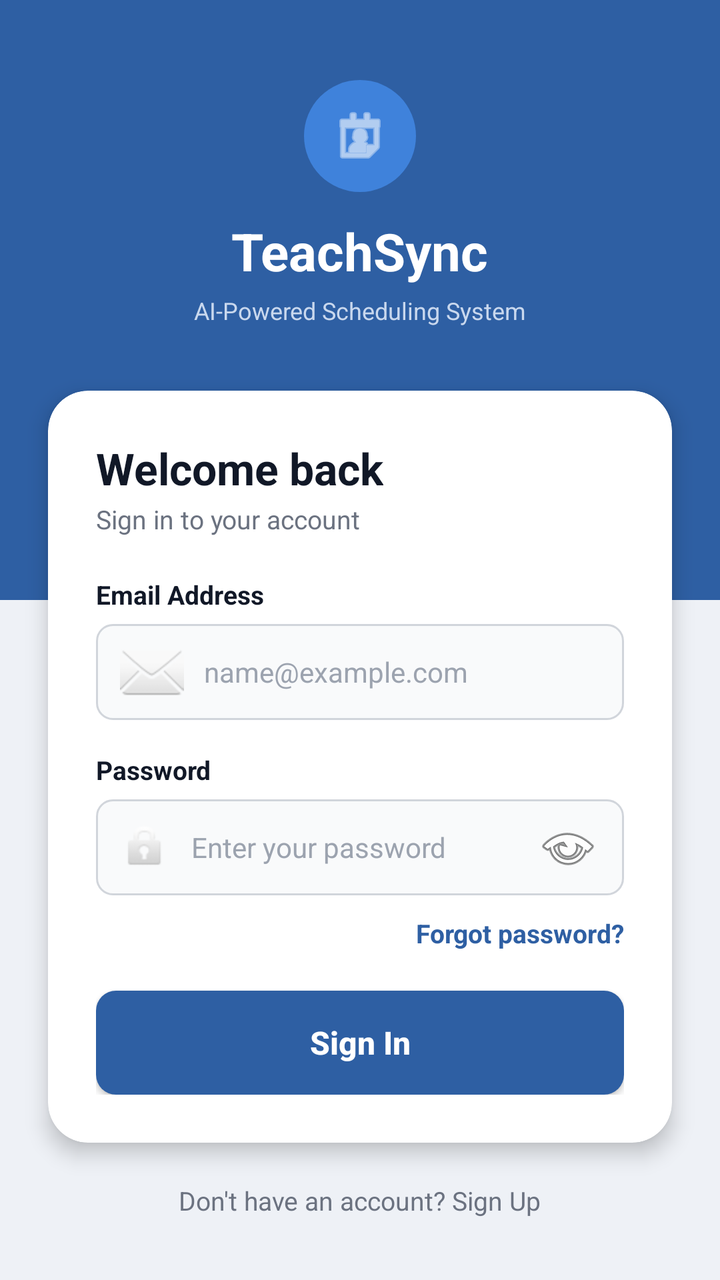
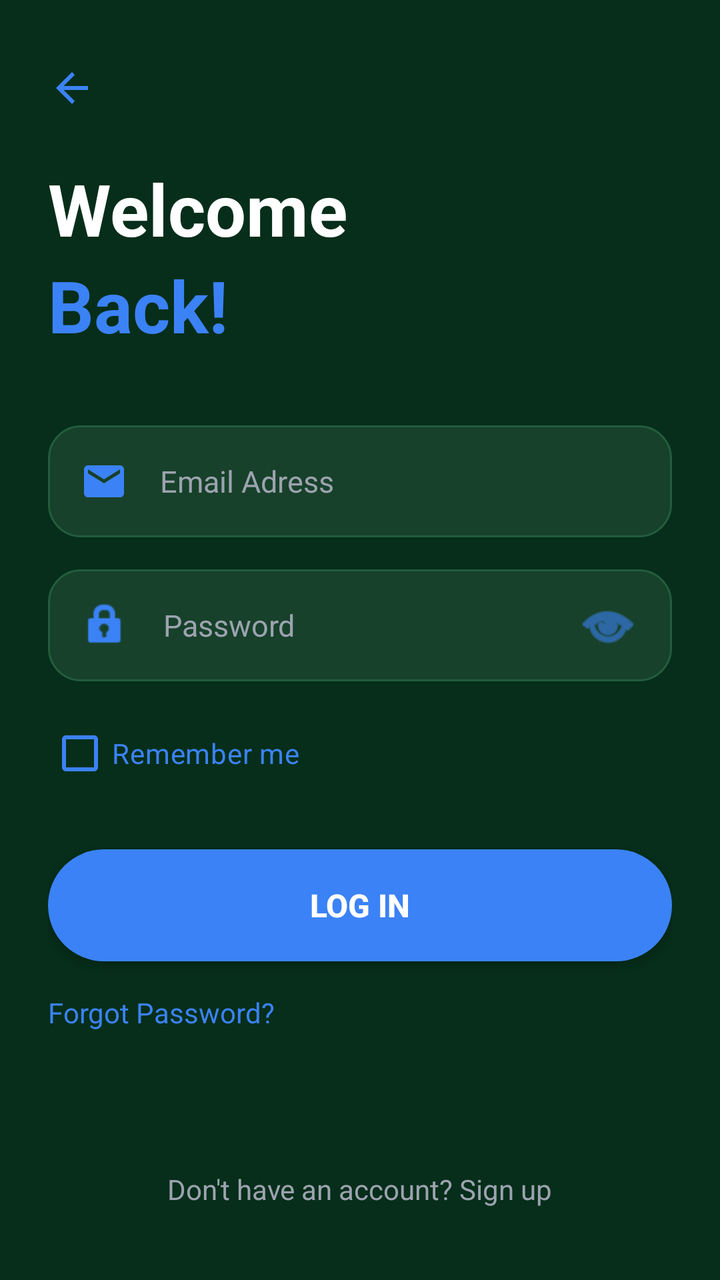

Two renders of the same Android screen: before a commit and after it. Below are the layout's source before the change and the commit's diff.
<!-- AndroidManifest.xml: application theme Theme.AssistAi -->
<!-- res/layout/activity_main.xml -->
<?xml version="1.0" encoding="utf-8"?>
<androidx.constraintlayout.widget.ConstraintLayout
    xmlns:android="http://schemas.android.com/apk/res/android"
    xmlns:app="http://schemas.android.com/apk/res-auto"
    xmlns:tools="http://schemas.android.com/tools"
    android:id="@+id/main"
    android:layout_width="match_parent"
    android:layout_height="match_parent"
    android:background="#EEF1F6"
    tools:context=".MainActivity">

    
    <View
        android:id="@+id/headerBg"
        android:layout_width="match_parent"
        android:layout_height="300dp"
        android:background="#2E5FA3"
        app:layout_constraintTop_toTopOf="parent"
        app:layout_constraintStart_toStartOf="parent"
        app:layout_constraintEnd_toEndOf="parent" />

    
    <ImageView
        android:id="@+id/logoIcon"
        android:layout_width="56dp"
        android:layout_height="56dp"
        android:layout_marginTop="40dp"
        android:background="@drawable/bg_logo"
        android:padding="12dp"
        android:src="@android:drawable/ic_menu_my_calendar"
        app:tint="#FFFFFF"
        app:layout_constraintTop_toTopOf="parent"
        app:layout_constraintStart_toStartOf="parent"
        app:layout_constraintEnd_toEndOf="parent" />

    
    <TextView
        android:id="@+id/appName"
        android:layout_width="wrap_content"
        android:layout_height="wrap_content"
        android:layout_marginTop="12dp"
        android:text="TeachSync"
        android:textColor="#FFFFFF"
        android:textSize="26sp"
        android:textStyle="bold"
        app:layout_constraintTop_toBottomOf="@id/logoIcon"
        app:layout_constraintStart_toStartOf="parent"
        app:layout_constraintEnd_toEndOf="parent" />

    
    <TextView
        android:id="@+id/appTagline"
        android:layout_width="wrap_content"
        android:layout_height="wrap_content"
        android:layout_marginTop="4dp"
        android:text="AI-Powered Scheduling System"
        android:textColor="#C9D8EE"
        android:textSize="12sp"
        app:layout_constraintTop_toBottomOf="@id/appName"
        app:layout_constraintStart_toStartOf="parent"
        app:layout_constraintEnd_toEndOf="parent" />

    
    <com.google.android.material.card.MaterialCardView
        android:id="@+id/loginCard"
        android:layout_width="0dp"
        android:layout_height="wrap_content"
        android:layout_marginHorizontal="24dp"
        android:layout_marginTop="32dp"
        app:cardCornerRadius="20dp"
        app:cardElevation="6dp"
        app:cardBackgroundColor="#FFFFFF"
        app:strokeWidth="0dp"
        app:layout_constraintTop_toBottomOf="@id/appTagline"
        app:layout_constraintStart_toStartOf="parent"
        app:layout_constraintEnd_toEndOf="parent">

        <LinearLayout
            android:layout_width="match_parent"
            android:layout_height="wrap_content"
            android:orientation="vertical"
            android:padding="24dp">

            <TextView
                android:layout_width="wrap_content"
                android:layout_height="wrap_content"
                android:text="Welcome back"
                android:textColor="#111827"
                android:textSize="22sp"
                android:textStyle="bold" />

            <TextView
                android:layout_width="wrap_content"
                android:layout_height="wrap_content"
                android:layout_marginTop="2dp"
                android:text="Sign in to your account"
                android:textColor="#6B7280"
                android:textSize="13sp" />

            
            <TextView
                android:layout_width="wrap_content"
                android:layout_height="wrap_content"
                android:layout_marginTop="20dp"
                android:text="Email Address"
                android:textColor="#111827"
                android:textSize="13sp"
                android:textStyle="bold" />

            <EditText
                android:id="@+id/etEmail"
                android:layout_width="match_parent"
                android:layout_height="48dp"
                android:layout_marginTop="6dp"
                android:background="@drawable/bg_input"
                android:drawableStart="@android:drawable/ic_dialog_email"
                android:drawablePadding="10dp"
                android:hint="name@example.com"
                android:inputType="textEmailAddress"
                android:paddingHorizontal="12dp"
                android:textColor="#111827"
                android:textColorHint="#9CA3AF"
                android:textSize="14sp" />

            
            <TextView
                android:layout_width="wrap_content"
                android:layout_height="wrap_content"
                android:layout_marginTop="16dp"
                android:text="Password"
                android:textColor="#111827"
                android:textSize="13sp"
                android:textStyle="bold" />

            <EditText
                android:id="@+id/etPassword"
                android:layout_width="match_parent"
                android:layout_height="48dp"
                android:layout_marginTop="6dp"
                android:background="@drawable/bg_input"
                android:drawableStart="@android:drawable/ic_lock_idle_lock"
                android:drawableEnd="@android:drawable/ic_menu_view"
                android:drawablePadding="10dp"
                android:hint="Enter your password"
                android:inputType="textPassword"
                android:paddingHorizontal="12dp"
                android:textColor="#111827"
                android:textColorHint="#9CA3AF"
                android:textSize="14sp" />

            <TextView
                android:id="@+id/tvForgot"
                android:layout_width="wrap_content"
                android:layout_height="wrap_content"
                android:layout_gravity="end"
                android:layout_marginTop="10dp"
                android:text="Forgot password?"
                android:textColor="#2E5FA3"
                android:textSize="13sp"
                android:textStyle="bold" />

            <androidx.appcompat.widget.AppCompatButton
                android:id="@+id/btnSignIn"
                android:layout_width="match_parent"
                android:layout_height="52dp"
                android:layout_marginTop="20dp"
                android:background="@drawable/bg_button"
                android:text="Sign In"
                android:textAllCaps="false"
                android:textColor="#FFFFFF"
                android:textSize="16sp"
                android:textStyle="bold" />

        </LinearLayout>
    </com.google.android.material.card.MaterialCardView>

    
    <TextView
        android:id="@+id/tvFooter"
        android:layout_width="wrap_content"
        android:layout_height="wrap_content"
        android:layout_marginTop="20dp"
        android:text="Don't have an account? Sign Up"
        android:textColor="#6B7280"
        android:textSize="13sp"
        app:layout_constraintTop_toBottomOf="@id/loginCard"
        app:layout_constraintStart_toStartOf="parent"
        app:layout_constraintEnd_toEndOf="parent" />

</androidx.constraintlayout.widget.ConstraintLayout>
<!-- resources referenced by this layout -->
<resources>
  <!-- drawable bg_button (drawable) -->
  <?xml version="1.0" encoding="utf-8"?>
  <shape xmlns:android="http://schemas.android.com/apk/res/android"
      android:shape="rectangle">
      <solid android:color="#2E5FA3" />
      <corners android:radius="10dp" />
  </shape>
  <!-- drawable bg_input (drawable) -->
  <?xml version="1.0" encoding="utf-8"?>
  <shape xmlns:android="http://schemas.android.com/apk/res/android"
      android:shape="rectangle">
      <solid android:color="#F9FAFB" />
      <stroke
          android:width="1dp"
          android:color="#D1D5DB" />
      <corners android:radius="8dp" />
  </shape>
  <!-- drawable bg_logo (drawable) -->
  <?xml version="1.0" encoding="utf-8"?>
  <shape xmlns:android="http://schemas.android.com/apk/res/android"
      android:shape="oval">
      <solid android:color="#3F82DB" />
  </shape>
  <style name="Theme.AssistAi" parent="Base.Theme.AssistAi" />
  <style name="Base.Theme.AssistAi" parent="Theme.Material3.DayNight.NoActionBar">
          
          
      </style>
</resources>

<!-- the commit's change to res/layout/activity_main.xml (unified diff, before → after) -->
@@ -6,184 +6,145 @@
     android:id="@+id/main"
     android:layout_width="match_parent"
     android:layout_height="match_parent"
-    android:background="#EEF1F6"
+    android:background="#062E1A"
     tools:context=".MainActivity">
 
     
-    <View
-        android:id="@+id/headerBg"
-        android:layout_width="match_parent"
-        android:layout_height="300dp"
-        android:background="#2E5FA3"
+    <ImageButton
+        android:id="@+id/btnBack"
+        android:layout_width="wrap_content"
+        android:layout_height="wrap_content"
+        android:layout_marginStart="24dp"
+        android:layout_marginTop="32dp"
+        android:background="?attr/selectableItemBackgroundBorderless"
+        android:src="@drawable/ic_back"
+        android:contentDescription="Back"
+        app:tint="#3B82F6"
         app:layout_constraintTop_toTopOf="parent"
-        app:layout_constraintStart_toStartOf="parent"
-        app:layout_constraintEnd_toEndOf="parent" />
+        app:layout_constraintStart_toStartOf="parent" />
 
     
-    <ImageView
-        android:id="@+id/logoIcon"
-        android:layout_width="56dp"
-        android:layout_height="56dp"
-        android:layout_marginTop="40dp"
-        android:background="@drawable/bg_logo"
-        android:padding="12dp"
-        android:src="@android:drawable/ic_menu_my_calendar"
-        app:tint="#FFFFFF"
-        app:layout_constraintTop_toTopOf="parent"
-        app:layout_constraintStart_toStartOf="parent"
-        app:layout_constraintEnd_toEndOf="parent" />
-
-    
-    <TextView
-        android:id="@+id/appName"
-        android:layout_width="wrap_content"
-        android:layout_height="wrap_content"
-        android:layout_marginTop="12dp"
-        android:text="TeachSync"
-        android:textColor="#FFFFFF"
-        android:textSize="26sp"
-        android:textStyle="bold"
-        app:layout_constraintTop_toBottomOf="@id/logoIcon"
-        app:layout_constraintStart_toStartOf="parent"
-        app:layout_constraintEnd_toEndOf="parent" />
-
-    
-    <TextView
-        android:id="@+id/appTagline"
-        android:layout_width="wrap_content"
-        android:layout_height="wrap_content"
-        android:layout_marginTop="4dp"
-        android:text="AI-Powered Scheduling System"
-        android:textColor="#C9D8EE"
-        android:textSize="12sp"
-        app:layout_constraintTop_toBottomOf="@id/appName"
-        app:layout_constraintStart_toStartOf="parent"
-        app:layout_constraintEnd_toEndOf="parent" />
-
-    
-    <com.google.android.material.card.MaterialCardView
-        android:id="@+id/loginCard"
+    <LinearLayout
+        android:id="@+id/layoutHeader"
         android:layout_width="0dp"
         android:layout_height="wrap_content"
+        android:orientation="vertical"
         android:layout_marginHorizontal="24dp"
-        android:layout_marginTop="32dp"
-        app:cardCornerRadius="20dp"
-        app:cardElevation="6dp"
-        app:cardBackgroundColor="#FFFFFF"
-        app:strokeWidth="0dp"
-        app:layout_constraintTop_toBottomOf="@id/appTagline"
+        android:layout_marginTop="24dp"
+        app:layout_constraintTop_toBottomOf="@id/btnBack"
         app:layout_constraintStart_toStartOf="parent"
         app:layout_constraintEnd_toEndOf="parent">
 
-        <LinearLayout
+        <TextView
+            android:layout_width="wrap_content"
+            android:layout_height="wrap_content"
+            android:text="Welcome"
+            android:textColor="#FFFFFF"
+            android:textSize="36sp"
+            android:textStyle="bold" />
+
+        <TextView
+            android:layout_width="wrap_content"
+            android:layout_height="wrap_content"
+            android:text="Back!"
+            android:textColor="#3B82F6"
+            android:textSize="36sp"
+            android:textStyle="bold" />
+
+    </LinearLayout>
+
+    
+    <LinearLayout
+        android:id="@+id/layoutForm"
+        android:layout_width="0dp"
+        android:layout_height="wrap_content"
+        android:orientation="vertical"
+        android:layout_marginHorizontal="24dp"
+        android:layout_marginTop="36dp"
+        app:layout_constraintTop_toBottomOf="@id/layoutHeader"
+        app:layout_constraintStart_toStartOf="parent"
+        app:layout_constraintEnd_toEndOf="parent">
+
+        
+        <EditText
+            android:id="@+id/etEmail"
             android:layout_width="match_parent"
+            android:layout_height="56dp"
+            android:background="@drawable/bg_dark_input"
+            android:drawableStart="@drawable/ic_email"
+            android:drawablePadding="16dp"
+            android:hint="Email Adress"
+            android:inputType="textEmailAddress"
+            android:paddingHorizontal="16dp"
+            android:textColor="#FFFFFF"
+            android:textColorHint="#9CA3AF"
+            android:textSize="15sp"
+            app:drawableTint="#3B82F6" />
+
+        
+        <EditText
+            android:id="@+id/etPassword"
+            android:layout_width="match_parent"
+            android:layout_height="56dp"
+            android:layout_marginTop="16dp"
+            android:background="@drawable/bg_dark_input"
+            android:drawableStart="@android:drawable/ic_lock_idle_lock"
+            android:drawableEnd="@android:drawable/ic_menu_view"
+            android:drawablePadding="16dp"
+            android:hint="Password"
+            android:inputType="textPassword"
+            android:paddingHorizontal="16dp"
+            android:textColor="#FFFFFF"
+            android:textColorHint="#9CA3AF"
+            android:textSize="15sp"
+            app:drawableTint="#3B82F6" />
+
+        
+        <CheckBox
+            android:id="@+id/cbRemember"
+            android:layout_width="wrap_content"
             android:layout_height="wrap_content"
-            android:orientation="vertical"
-            android:padding="24dp">
+            android:layout_marginTop="12dp"
+            android:text="Remember me"
+            android:textColor="#3B82F6"
+            android:buttonTint="#3B82F6"
+            android:textSize="14sp" />
 
-            <TextView
-                android:layout_width="wrap_content"
-                android:layout_height="wrap_content"
-                android:text="Welcome back"
-                android:textColor="#111827"
-                android:textSize="22sp"
-                android:textStyle="bold" />
+        
+        <androidx.appcompat.widget.AppCompatButton
+            android:id="@+id/btnSignIn"
+            android:layout_width="match_parent"
+            android:layout_height="56dp"
+            android:layout_marginTop="24dp"
+            android:background="@drawable/bg_blue_button"
+            android:text="LOG IN"
+            android:textAllCaps="true"
+            android:textColor="#FFFFFF"
+            android:textSize="16sp"
+            android:textStyle="bold" />
 
-            <TextView
-                android:layout_width="wrap_content"
-                android:layout_height="wrap_content"
-                android:layout_marginTop="2dp"
-                android:text="Sign in to your account"
-                android:textColor="#6B7280"
-                android:textSize="13sp" />
+        
+        <TextView
+            android:id="@+id/tvForgot"
+            android:layout_width="wrap_content"
+            android:layout_height="wrap_content"
+            android:layout_marginTop="16dp"
+            android:text="Forgot Password?"
+            android:textColor="#3B82F6"
+            android:textSize="14sp" />
 
-            
-            <TextView
-                android:layout_width="wrap_content"
-                android:layout_height="wrap_content"
-                android:layout_marginTop="20dp"
-                android:text="Email Address"
-                android:textColor="#111827"
-                android:textSize="13sp"
-                android:textStyle="bold" />
-
-            <EditText
-                android:id="@+id/etEmail"
-                android:layout_width="match_parent"
-                android:layout_height="48dp"
-                android:layout_marginTop="6dp"
-                android:background="@drawable/bg_input"
-                android:drawableStart="@android:drawable/ic_dialog_email"
-                android:drawablePadding="10dp"
-                android:hint="name@example.com"
-                android:inputType="textEmailAddress"
-                android:paddingHorizontal="12dp"
-                android:textColor="#111827"
-                android:textColorHint="#9CA3AF"
-                android:textSize="14sp" />
-
-            
-            <TextView
-                android:layout_width="wrap_content"
-                android:layout_height="wrap_content"
-                android:layout_marginTop="16dp"
-                android:text="Password"
-                android:textColor="#111827"
-                android:textSize="13sp"
-                android:textStyle="bold" />
-
-            <EditText
-                android:id="@+id/etPassword"
-                android:layout_width="match_parent"
-                android:layout_height="48dp"
-                android:layout_marginTop="6dp"
-                android:background="@drawable/bg_input"
-                android:drawableStart="@android:drawable/ic_lock_idle_lock"
-                android:drawableEnd="@android:drawable/ic_menu_view"
-                android:drawablePadding="10dp"
-                android:hint="Enter your password"
-                android:inputType="textPassword"
-                android:paddingHorizontal="12dp"
-                android:textColor="#111827"
-                android:textColorHint="#9CA3AF"
-                android:textSize="14sp" />
-
-            <TextView
-                android:id="@+id/tvForgot"
-                android:layout_width="wrap_content"
-                android:layout_height="wrap_content"
-                android:layout_gravity="end"
-                android:layout_marginTop="10dp"
-                android:text="Forgot password?"
-                android:textColor="#2E5FA3"
-                android:textSize="13sp"
-                android:textStyle="bold" />
-
-            <androidx.appcompat.widget.AppCompatButton
-                android:id="@+id/btnSignIn"
-                android:layout_width="match_parent"
-                android:layout_height="52dp"
-                android:layout_marginTop="20dp"
-                android:background="@drawable/bg_button"
-                android:text="Sign In"
-                android:textAllCaps="false"
-                android:textColor="#FFFFFF"
-                android:textSize="16sp"
-                android:textStyle="bold" />
-
-        </LinearLayout>
-    </com.google.android.material.card.MaterialCardView>
+    </LinearLayout>
 
     
     <TextView
         android:id="@+id/tvFooter"
         android:layout_width="wrap_content"
         android:layout_height="wrap_content"
-        android:layout_marginTop="20dp"
-        android:text="Don't have an account? Sign Up"
-        android:textColor="#6B7280"
-        android:textSize="13sp"
-        app:layout_constraintTop_toBottomOf="@id/loginCard"
+        android:layout_marginBottom="36dp"
+        android:text="Don't have an account? Sign up"
+        android:textColor="#9CA3AF"
+        android:textSize="14sp"
+        app:layout_constraintBottom_toBottomOf="parent"
         app:layout_constraintStart_toStartOf="parent"
         app:layout_constraintEnd_toEndOf="parent" />
 
<!-- resource entries referenced after the edit -->
@@ -1,28 +1,42 @@
 <!-- resources referenced by this layout -->
 <resources>
-  <!-- drawable bg_button (drawable) -->
+  <!-- drawable bg_blue_button (drawable) -->
   <?xml version="1.0" encoding="utf-8"?>
   <shape xmlns:android="http://schemas.android.com/apk/res/android"
       android:shape="rectangle">
-      <solid android:color="#2E5FA3" />
-      <corners android:radius="10dp" />
+      <solid android:color="#3B82F6" />
+      <corners android:radius="28dp" />
   </shape>
-  <!-- drawable bg_input (drawable) -->
+  <!-- drawable bg_dark_input (drawable) -->
   <?xml version="1.0" encoding="utf-8"?>
   <shape xmlns:android="http://schemas.android.com/apk/res/android"
       android:shape="rectangle">
-      <solid android:color="#F9FAFB" />
+      <solid android:color="#17412A" />
       <stroke
           android:width="1dp"
-          android:color="#D1D5DB" />
-      <corners android:radius="8dp" />
+          android:color="#235D3E" />
+      <corners android:radius="16dp" />
   </shape>
-  <!-- drawable bg_logo (drawable) -->
-  <?xml version="1.0" encoding="utf-8"?>
-  <shape xmlns:android="http://schemas.android.com/apk/res/android"
-      android:shape="oval">
-      <solid android:color="#3F82DB" />
-  </shape>
+  <!-- drawable ic_back (drawable) -->
+  <vector xmlns:android="http://schemas.android.com/apk/res/android"
+      android:width="24dp"
+      android:height="24dp"
+      android:viewportWidth="24"
+      android:viewportHeight="24">
+    <path
+        android:fillColor="#FF000000"
+        android:pathData="M20,11H7.83l5.59,-5.59L12,4l-8,8 8,8 1.41,-1.41L7.83,13H20v-2z"/>
+  </vector>
+  <!-- drawable ic_email (drawable) -->
+  <vector xmlns:android="http://schemas.android.com/apk/res/android"
+      android:width="24dp"
+      android:height="24dp"
+      android:viewportWidth="24"
+      android:viewportHeight="24">
+      <path
+          android:fillColor="#2E5FA3"
+          android:pathData="M20,4H4C2.9,4 2,4.9 2,6v12c0,1.1 0.9,2 2,2h16c1.1,0 2,-0.9 2,-2V6C22,4.9 21.1,4 20,4zM20,8l-8,5L4,8V6l8,5 8,-5V8z" />
+  </vector>
   <style name="Theme.AssistAi" parent="Base.Theme.AssistAi" />
   <style name="Base.Theme.AssistAi" parent="Theme.Material3.DayNight.NoActionBar">
           
